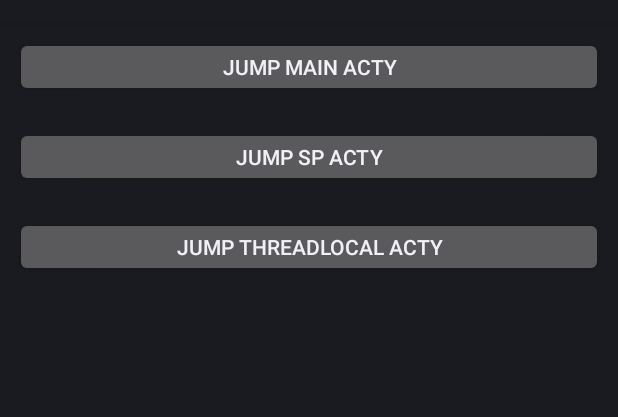
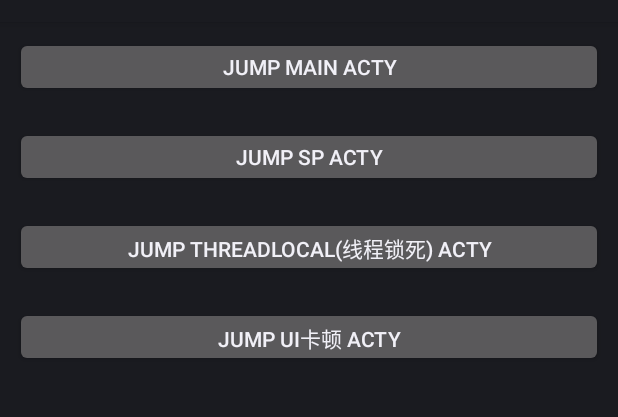
Before and after one commit to yaowen369/YwTestDemo, an Android app: the screen it shows after launch (SplashActivity), on a phone screen of 412 x 824 dp, the part 62-479 px from its top. Run offline under Robolectric (Android 15) with nearby library versions, the phone set to English and light mode, and no system bars; 2 statements that could not run were skipped.

Commit message:
添加界面卡顿Activyt

```diff
--- a/app/src/main/java/ywdemo/example/yaoxiaowen/SpDataStoreTestActivity.kt
+++ b/app/src/main/java/ywdemo/example/yaoxiaowen/SpDataStoreTestActivity.kt
@@ -11,7 +11,7 @@ class SpDataStoreTestActivity : Activity() {
     override fun onCreate(savedInstanceState: Bundle?) {
         super.onCreate(savedInstanceState)
         setContentView(R.layout.activity_sp_datastore_test)
-        mmkvTest()
+//        mmkvTest()
     }
 
     fun spTest() {
--- a/app/src/main/res/layout/activity_splash.xml
+++ b/app/src/main/res/layout/activity_splash.xml
@@ -28,7 +28,15 @@
         android:layout_width="match_parent"
         android:layout_height="40dp"
         android:layout_margin="10dp"
-        android:text="jump ThreadLocal Acty"
+        android:text="jump ThreadLocal(线程锁死) Acty"
+        />
+
+    <Button
+        android:id="@+id/jumpUiLagActy"
+        android:layout_width="match_parent"
+        android:layout_height="40dp"
+        android:layout_margin="10dp"
+        android:text="jump UI卡顿 Acty"
         />
 
 </LinearLayout>
```
Also changed, not shown: app/src/main/AndroidManifest.xml (+5 -2 lines), app/src/main/java/ywdemo/example/yaoxiaowen/SplashActivity.kt (+7 -2 lines), app/src/main/java/ywdemo/example/yaoxiaowen/UiLagActivity.kt (added, +11 -0 lines), app/src/main/java/ywdemo/example/yaoxiaowen/view/MyCustomButton.kt (added, +33 -0 lines), app/src/main/res/layout/activity_ui_lag.xml (added, +20 -0 lines).
